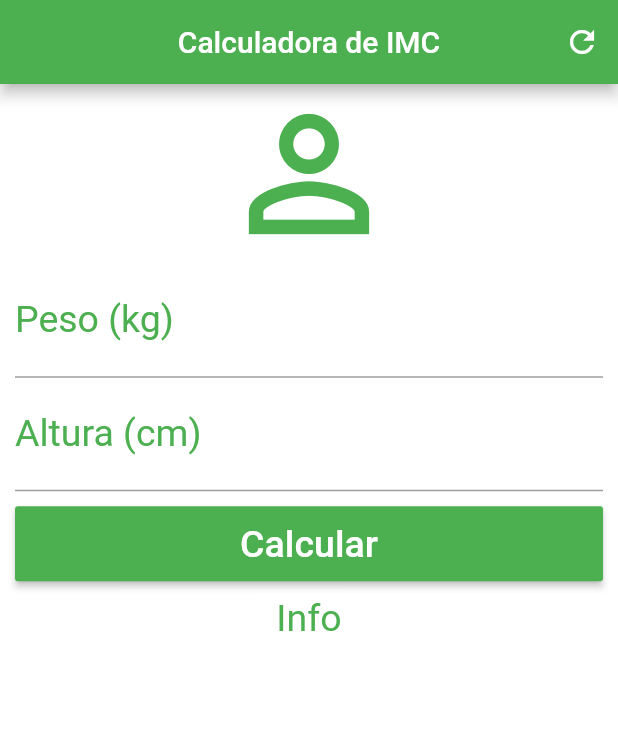
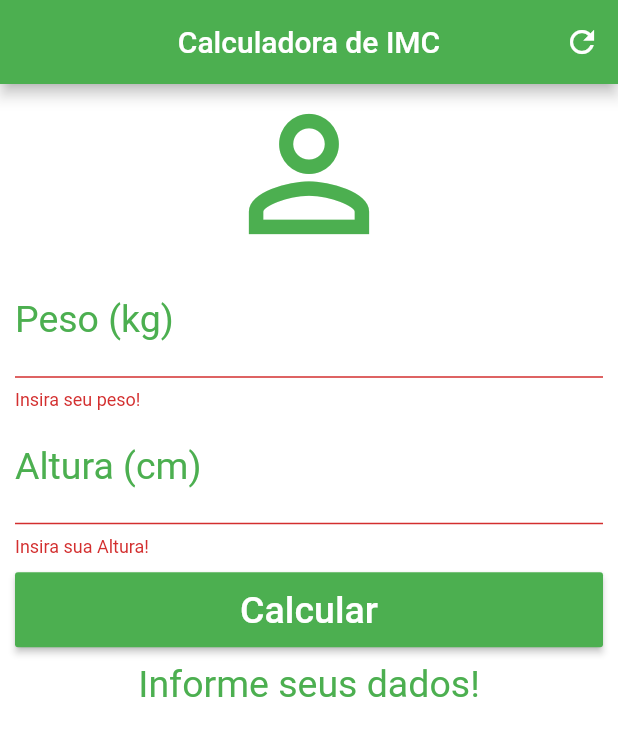
Before and after one commit to Marcelo-RM/calculadora_imc, a Flutter app: the screen it shows after launch, after a tap on "Calcular", on a phone screen of 412 x 824 dp. Shown: the top 736 px of the screen. Run offline on Flutter 3.47's test engine with Material 2 defaults, Android fonts, the phone set to English and light mode, and no system bars.

```diff
--- a/lib/main.dart
+++ b/lib/main.dart
@@ -13,6 +13,43 @@ class Home extends StatefulWidget {
 }
 
 class _HomeState extends State<Home> {
+  String _textInfo = "Informe seus dados!";
+
+  TextEditingController weightController = new TextEditingController();
+  TextEditingController heightController = new TextEditingController();
+
+  GlobalKey<FormState> _formKey = GlobalKey<FormState>();
+
+  void _resetFields() {
+    setState(() {
+      weightController.text = "";
+      heightController.text = "";
+      _textInfo = "Informe seus dados!";
+    });
+  }
+
+  void _calculate() {
+    setState(() {
+      double weight = double.parse(weightController.text);
+      double height = double.parse(heightController.text) / 100;
+      double imc = weight / (height * height);
+
+      if (imc < 18.6) {
+        _textInfo = "Abaixo do peso (${imc.toStringAsPrecision(3)})";
+      } else if (imc >= 18.6 && imc < 24.9) {
+        _textInfo = "Peso ideal (${imc.toStringAsPrecision(3)})";
+      } else if (imc >= 24.9 && imc < 29.9) {
+        _textInfo = "Levemente acima do peso (${imc.toStringAsPrecision(3)})";
+      } else if (imc >= 29.9 && imc < 34.9) {
+        _textInfo = "Obesidade grau I (${imc.toStringAsPrecision(3)})";
+      } else if (imc >= 34.9 && imc < 39.9) {
+        _textInfo = "Obesidade grau II (${imc.toStringAsPrecision(3)})";
+      } else if (imc >= 40) {
+        _textInfo = "Obesidade grau III (${imc.toStringAsPrecision(3)})";
+      }
+    });
+  }
+
   @override
   Widget build(BuildContext context) {
     return Scaffold(
@@ -23,13 +60,15 @@ class _HomeState extends State<Home> {
         actions: <Widget>[
           IconButton(
             icon: Icon(Icons.refresh),
-              onPressed: () {},
+            onPressed: _resetFields,
           )
         ],
       ),
       backgroundColor: Colors.white,
       body: SingleChildScrollView(
         padding: EdgeInsets.fromLTRB(10.0, 0.0, 10.0, 0.0),
+        child: Form(
+          key: _formKey,
           child: Column(
             crossAxisAlignment: CrossAxisAlignment.stretch,
             children: <Widget>[
@@ -38,28 +77,44 @@ class _HomeState extends State<Home> {
                 size: 120.0,
                 color: Colors.green,
               ),
-              TextField(
+              TextFormField(
                 keyboardType: TextInputType.number,
                 decoration: InputDecoration(
                   labelText: "Peso (kg)",
                   labelStyle: TextStyle(color: Colors.green)),
                 textAlign: TextAlign.center,
                 style: TextStyle(color: Colors.green, fontSize: 25.0),
+                controller: weightController,
+                validator: (input){
+                  if(input.isEmpty){
+                    return "Insira seu peso!";
+                  }
+                },
               ),
-              TextField(
+              TextFormField(
                 keyboardType: TextInputType.number,
                 decoration: InputDecoration(
                   labelText: "Altura (cm)",
                   labelStyle: TextStyle(color: Colors.green)),
                 textAlign: TextAlign.center,
                 style: TextStyle(color: Colors.green, fontSize: 25.0),
+                controller: heightController,
+                validator: (input){
+                  if(input.isEmpty){
+                    return "Insira sua Altura!";
+                  }
+                },
               ),
               Padding(
                 padding: EdgeInsets.only(top: 10.0, bottom: 10.0),
                 child: Container(
                   height: 50.0,
                   child: RaisedButton(
-                    onPressed: () {},
+                    onPressed: (){
+                      if(_formKey.currentState.validate()){
+                        _calculate();
+                      }
+                    },
                     child: Text(
                       "Calcular",
                       style: TextStyle(color: Colors.white, fontSize: 25.0),
@@ -69,12 +124,14 @@ class _HomeState extends State<Home> {
                 ),
               ),
               Text(
-                "Info",
+                _textInfo,
                 textAlign: TextAlign.center,
                 style: TextStyle(color: Colors.green, fontSize: 25.0),
               )
             ],
           ),
-        ));
+        )
+      )
+    );
   }
 }
```
Lines whose indentation alone changed are shown as unchanged.
